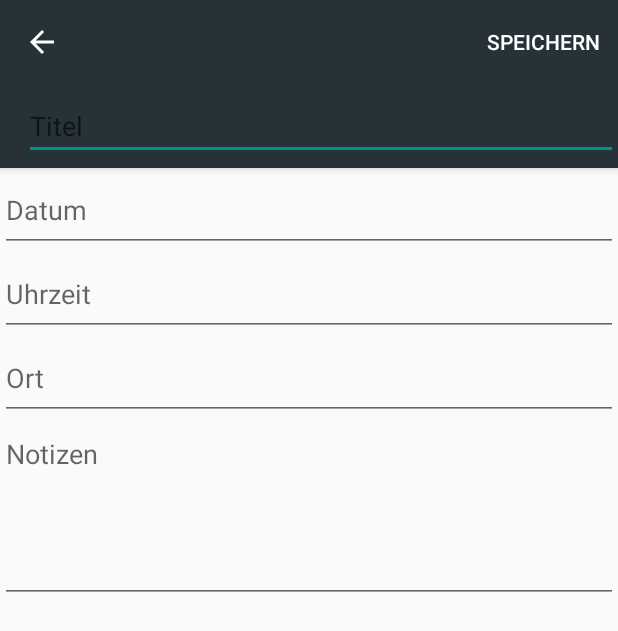
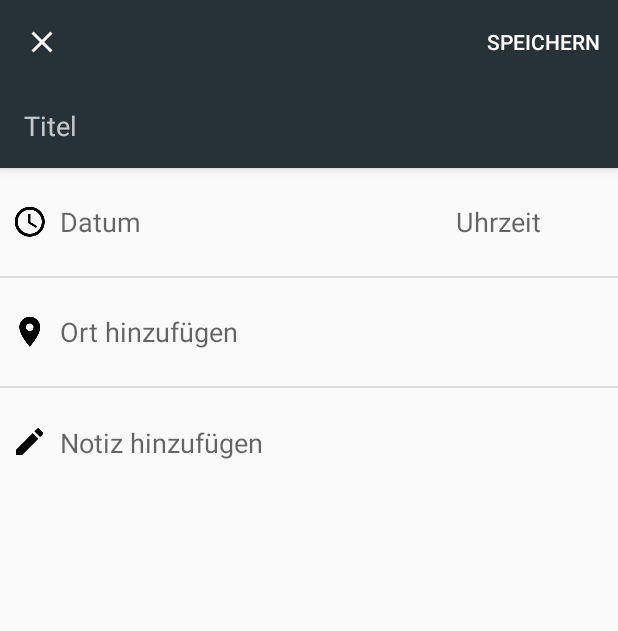
Before and after one commit to nico1509/Clausura, an Android app: the ExamEditActivity screen opened directly, with no data from a screen before it, on a phone screen of 412 x 824 dp. Shown: the top 631 px of the screen. Run offline under Robolectric (Android 15) with nearby library versions, the phone set to English and light mode, and no system bars.

Commit message:
Redesigned ExamEditActivity

```diff
--- a/app/src/main/java/de/nico_assfalg/apps/android/clausura/activity/ExamEditActivity.java
+++ b/app/src/main/java/de/nico_assfalg/apps/android/clausura/activity/ExamEditActivity.java
@@ -6,6 +6,7 @@ import android.app.DialogFragment;
 import android.app.TimePickerDialog;
 import android.content.Intent;
 import android.database.Cursor;
+import android.os.Build;
 import android.os.Bundle;
 import android.support.v7.app.AppCompatActivity;
 import android.support.v7.widget.Toolbar;
@@ -58,6 +59,7 @@ public class ExamEditActivity extends AppCompatActivity
         setSupportActionBar(toolbar);
         getSupportActionBar().setDisplayHomeAsUpEnabled(true);
         getSupportActionBar().setTitle("");
+        getSupportActionBar().setHomeAsUpIndicator(R.drawable.ic_close_white_24dp);
 
         //EditText in Title
         titleToolbar = (Toolbar) findViewById(R.id.titleToolbar);
@@ -81,6 +83,11 @@ public class ExamEditActivity extends AppCompatActivity
         LayoutInflater inflater = getLayoutInflater();
         LinearLayout tempParent = (LinearLayout) inflater.inflate(R.layout.layout_edittext_toolbar, null);
         editTitle = (EditText) tempParent.findViewById(R.id.toolbarEditText);
+        if (Build.VERSION.SDK_INT >= Build.VERSION_CODES.M) {
+            editTitle.setHintTextColor(getColor(R.color.colorWhiteAlpha));
+        } else {
+            editTitle.setHintTextColor(getResources().getColor(R.color.colorWhiteAlpha));
+        }
         tempParent.removeAllViews();
         titleToolbar.addView(editTitle);
 
--- a/app/src/main/res/layout/content_exam_edit.xml
+++ b/app/src/main/res/layout/content_exam_edit.xml
@@ -14,58 +14,165 @@
         tools:layout_editor_absoluteX="8dp"
         tools:layout_editor_absoluteY="8dp">
 
-        <LinearLayout
+        <android.support.constraint.ConstraintLayout
             android:layout_width="match_parent"
             android:layout_height="wrap_content"
             android:orientation="vertical"
-            tools:layout_editor_absoluteX="8dp"
-            tools:layout_editor_absoluteY="8dp">
+            tools:layout_editor_absoluteX="0dp"
+            tools:layout_editor_absoluteY="0dp">
+
+            <ImageView
+                android:id="@+id/timeImage"
+                android:layout_width="wrap_content"
+                android:layout_height="wrap_content"
+                app:srcCompat="@drawable/ic_access_time_black_24dp"
+                android:layout_marginLeft="8dp"
+                app:layout_constraintLeft_toLeftOf="parent"
+                app:layout_constraintBottom_toBottomOf="@+id/editDate"
+                android:layout_marginBottom="8dp"
+                app:layout_constraintTop_toTopOf="@+id/editDate"
+                android:layout_marginTop="8dp"
+                android:layout_marginStart="8dp" />
+
+            <ImageView
+                android:id="@+id/locationImage"
+                android:layout_width="wrap_content"
+                android:layout_height="wrap_content"
+                app:srcCompat="@drawable/ic_location_on_black_24dp"
+                android:layout_marginLeft="8dp"
+                app:layout_constraintLeft_toLeftOf="parent"
+                app:layout_constraintTop_toTopOf="@+id/editLocation"
+                android:layout_marginTop="8dp"
+                app:layout_constraintBottom_toBottomOf="@+id/editLocation"
+                android:layout_marginBottom="8dp"
+                android:layout_marginStart="8dp" />
+
+            <ImageView
+                android:id="@+id/notesImage"
+                android:layout_width="wrap_content"
+                android:layout_height="wrap_content"
+                android:layout_marginLeft="8dp"
+                app:layout_constraintLeft_toLeftOf="parent"
+                app:srcCompat="@drawable/ic_create_black_24dp"
+                app:layout_constraintTop_toTopOf="@+id/editNotes"
+                android:layout_marginTop="0dp"
+                app:layout_constraintBottom_toBottomOf="@+id/editNotes"
+                android:layout_marginBottom="8dp"
+                android:layout_marginStart="8dp"
+                app:layout_constraintVertical_bias="0.0" />
 
             <EditText
                 android:id="@+id/editTitle"
-                android:layout_width="match_parent"
-                android:layout_height="56dp"
+                android:layout_width="0dp"
+                android:layout_height="0dp"
+                android:background="@android:color/transparent"
                 android:ems="10"
                 android:hint="@string/hint_title"
                 android:inputType="text"
-                android:visibility="gone" />
+                android:visibility="gone"
+                tools:layout_editor_absoluteY="411dp"
+                tools:layout_editor_absoluteX="8dp" />
 
             <EditText
                 android:id="@+id/editDate"
-                android:layout_width="match_parent"
+                android:layout_width="0dp"
                 android:layout_height="56dp"
+                android:background="@android:color/transparent"
                 android:cursorVisible="false"
                 android:editable="false"
                 android:ems="10"
                 android:hint="@string/hint_date"
                 android:inputType="none"
-                tools:clickable="false" />
+                tools:clickable="false"
+                app:layout_constraintLeft_toRightOf="@+id/timeImage"
+                android:layout_marginLeft="16dp"
+                app:layout_constraintTop_toTopOf="parent"
+                android:layout_marginTop="8dp"
+                app:layout_constraintRight_toLeftOf="@+id/editTime"
+                android:layout_marginRight="16dp"
+                android:layout_marginStart="8dp"
+                android:layout_marginEnd="8dp" />
 
             <EditText
                 android:id="@+id/editTime"
-                android:layout_width="match_parent"
+                android:layout_width="100dp"
                 android:layout_height="56dp"
+                android:layout_marginRight="16dp"
+                android:layout_marginTop="8dp"
+                android:background="@android:color/transparent"
                 android:ems="10"
                 android:hint="@string/hint_time"
-                android:inputType="time" />
+                android:inputType="time"
+                app:layout_constraintRight_toRightOf="parent"
+                app:layout_constraintTop_toTopOf="parent"
+                android:layout_marginEnd="8dp" />
+
+            <View
+                android:id="@+id/listDivider"
+                android:layout_width="wrap_content"
+                android:layout_height="1dp"
+                android:background="?android:attr/listDivider"
+                android:layout_marginTop="8dp"
+                app:layout_constraintTop_toBottomOf="@+id/editDate"
+                android:layout_marginLeft="8dp"
+                app:layout_constraintLeft_toLeftOf="parent"
+                android:layout_marginRight="8dp"
+                app:layout_constraintRight_toRightOf="parent"
+                android:layout_marginStart="8dp"
+                android:layout_marginEnd="8dp" />
 
             <EditText
                 android:id="@+id/editLocation"
-                android:layout_width="match_parent"
+                android:layout_width="0dp"
                 android:layout_height="56dp"
+                android:background="@android:color/transparent"
                 android:ems="10"
                 android:hint="@string/hint_location"
-                android:inputType="textPersonName" />
+                android:inputType="textPersonName"
+                android:layout_marginRight="16dp"
+                app:layout_constraintRight_toRightOf="parent"
+                app:layout_constraintLeft_toRightOf="@+id/locationImage"
+                android:layout_marginLeft="16dp"
+                android:layout_marginTop="8dp"
+                app:layout_constraintTop_toBottomOf="@+id/listDivider"
+                android:layout_marginStart="8dp"
+                android:layout_marginEnd="8dp"
+                app:layout_constraintHorizontal_bias="0.0" />
+
+            <View
+                android:id="@+id/listDivider2"
+                android:layout_width="wrap_content"
+                android:layout_height="1dp"
+                android:background="?android:attr/listDivider"
+                android:layout_marginTop="8dp"
+                app:layout_constraintTop_toBottomOf="@+id/editLocation"
+                android:layout_marginRight="8dp"
+                app:layout_constraintRight_toRightOf="parent"
+                android:layout_marginLeft="8dp"
+                app:layout_constraintLeft_toLeftOf="parent" />
 
             <EditText
                 android:id="@+id/editNotes"
-                android:layout_width="match_parent"
-                android:layout_height="122dp"
+                android:layout_width="0dp"
+                android:layout_height="wrap_content"
+                android:layout_marginBottom="8dp"
+                android:layout_marginLeft="16dp"
+                android:layout_marginRight="8dp"
+                android:background="@android:color/transparent"
                 android:ems="10"
-                android:gravity="top"
                 android:hint="@string/hint_notes"
-                android:inputType="textMultiLine" />
-        </LinearLayout>
+                android:inputType="textMultiLine"
+                app:layout_constraintBottom_toBottomOf="parent"
+                app:layout_constraintLeft_toRightOf="@+id/notesImage"
+                app:layout_constraintRight_toRightOf="parent"
+                android:layout_marginStart="8dp"
+                android:layout_marginEnd="8dp"
+                app:layout_constraintHorizontal_bias="0.0"
+                android:layout_marginTop="24dp"
+                app:layout_constraintTop_toBottomOf="@+id/listDivider2"
+                app:layout_constraintVertical_bias="0.0" />
+
+        </android.support.constraint.ConstraintLayout>
     </ScrollView>
 
 </RelativeLayout>
--- a/app/src/main/res/layout/layout_edittext_toolbar.xml
+++ b/app/src/main/res/layout/layout_edittext_toolbar.xml
@@ -8,6 +8,7 @@
         style="@style/Widget.AppCompat.EditText"
         android:layout_width="match_parent"
         android:layout_height="wrap_content"
+        android:background="@android:color/transparent"
         android:ems="10"
         android:hint="@string/hint_title"
         android:inputType="text"
--- a/app/src/main/res/values/colors.xml
+++ b/app/src/main/res/values/colors.xml
@@ -5,5 +5,6 @@
     <color name="colorAccent">#009486</color>
     <color name="colorLightGray">#424242</color>
     <color name="colorWhite">#ffffff</color>
+    <color name="colorWhiteAlpha">#bbffffff</color>
     <color name="colorOrange">#ff6f00</color>
 </resources>
--- a/app/src/main/res/values/strings.xml
+++ b/app/src/main/res/values/strings.xml
@@ -122,8 +122,8 @@
     <string name="hint_title">Titel</string>
     <string name="hint_date">Datum</string>
     <string name="hint_time">Uhrzeit</string>
-    <string name="hint_location">Ort</string>
-    <string name="hint_notes">Notizen</string>
+    <string name="hint_location">Ort hinzufügen</string>
+    <string name="hint_notes">Notiz hinzufügen</string>
     <string name="button_delete">Entfernen</string>
     <string name="button_edit">Bearbeiten</string>
     <string name="text_end_of_lecture">Ende der Vorlesungszeit</string>
```
Also changed, not shown: app/src/main/res/drawable-hdpi/ic_close_white_24dp.png (added), app/src/main/res/drawable-mdpi/ic_close_white_24dp.png (added), app/src/main/res/drawable-xhdpi/ic_close_white_24dp.png (added), app/src/main/res/drawable-xxhdpi/ic_close_white_24dp.png (added), app/src/main/res/drawable-xxxhdpi/ic_close_white_24dp.png (added).
